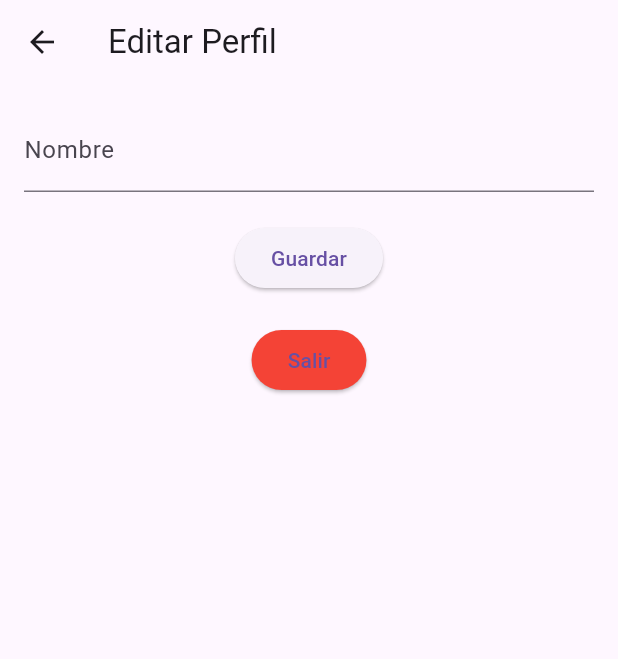
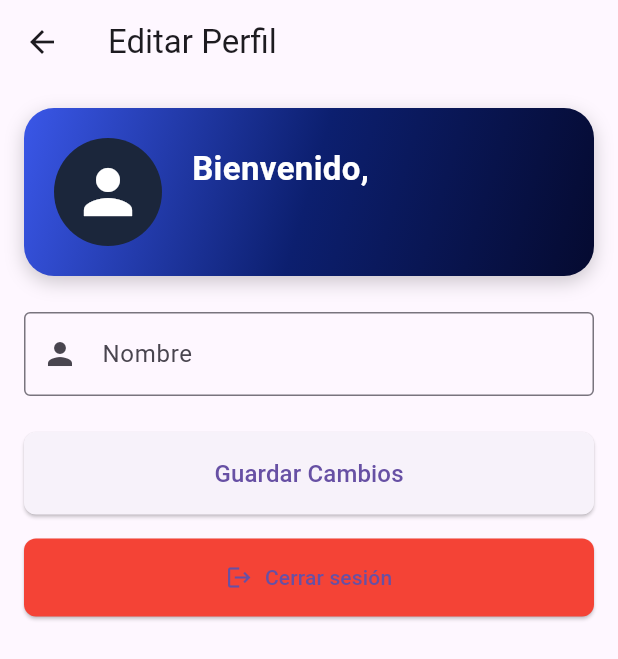
Before and after one commit to Alcander122/finaces, a Flutter app: the ProfileScreen screen opened by its route, on a phone screen of 412 x 824 dp. Shown: the top 659 px of the screen. Run offline on Flutter 3.47's test engine with Material 3 defaults, Android fonts, the phone set to English and light mode, and no system bars; our stand-ins replace cloud_firestore, firebase_auth, firebase_core, fl_chart, flutter_riverpod, google_sign_in and 5 more; accounts and stored records are empty.

```diff
--- a/lib/presentations/screens/home/home_screen.dart
+++ b/lib/presentations/screens/home/home_screen.dart
@@ -4,10 +4,8 @@ import 'package:finances/presentations/screens/ahorro/ahorro_screen.dart';
 import 'package:finances/presentations/screens/auth/LoginScreen.dart';
 import 'package:finances/presentations/screens/egreso/egresos_screen.dart';
 import 'package:finances/presentations/screens/portafolio/portafolio_screen.dart';
-import 'package:finances/utils/logger.dart';
 import 'package:flutter/material.dart';
 import 'package:flutter_riverpod/flutter_riverpod.dart';
-import 'package:finances/presentations/widgets/statistic_card.dart';
 import 'package:finances/presentations/widgets/menu_option.dart';
 import 'package:finances/core/data/providers/auth_provider.dart';
 import '../ingresos/ingresos_screen.dart';
@@ -152,6 +150,7 @@ class HomeScreen extends ConsumerWidget {
         borderRadius: BorderRadius.circular(20),
         boxShadow: [
           BoxShadow(
+            // ignore: deprecated_member_use
             color: Colors.black.withOpacity(0.3),
             blurRadius: 10,
             offset: Offset(0, 6),
@@ -238,7 +237,8 @@ class HomeScreen extends ConsumerWidget {
       width: 130,
       padding: const EdgeInsets.all(12),
       decoration: BoxDecoration(
-        color: Colors.white.withOpacity(0.05),
+        color: Colors.white.withValues(alpha: 0.05),
+
         borderRadius: BorderRadius.circular(18),
         border: Border.all(color: Colors.white10),
       ),
@@ -298,7 +298,8 @@ class HomeScreen extends ConsumerWidget {
           },
           child: CircleAvatar(
             radius: 26,
-            backgroundColor: color.withOpacity(0.3),
+            backgroundColor: color.withValues(alpha: 0.3),
+
             child: Icon(icon, color: color, size: 28),
           ),
         ),
--- a/lib/presentations/screens/profile/ProfileScreen.dart
+++ b/lib/presentations/screens/profile/ProfileScreen.dart
@@ -14,6 +14,7 @@ class ProfileScreen extends ConsumerStatefulWidget {
 class _ProfileScreenState extends ConsumerState<ProfileScreen> {
   final _formKey = GlobalKey<FormState>();
   final TextEditingController _nameController = TextEditingController();
+  bool _isSaving = false;
 
   @override
   void initState() {
@@ -25,47 +26,180 @@ class _ProfileScreenState extends ConsumerState<ProfileScreen> {
   }
 
   @override
+  void dispose() {
+    _nameController.dispose();
+    super.dispose();
+  }
+
+  @override
   Widget build(BuildContext context) {
+    final authState = ref.watch(authProvider);
     return Scaffold(
       appBar: AppBar(
         title: const Text('Editar Perfil'),
         leading: IconButton(
           icon: const Icon(Icons.arrow_back),
-          onPressed: () {
-            Navigator.pushReplacementNamed(context, AppRoutes.home);
-          },
+          onPressed: () => Navigator.pop(context),
         ),
       ),
       body: Padding(
         padding: const EdgeInsets.all(16.0),
         child: Form(
           key: _formKey,
-          child: Column(
+          child: ListView(
             children: [
+              _buildProfileInfo(authState.user),
+              const SizedBox(height: 24),
               TextFormField(
                 controller: _nameController,
-                decoration: const InputDecoration(labelText: 'Nombre'),
-                onSaved: (value) {
-                  _nameController.text = value ?? '';
-                },
+                decoration: const InputDecoration(
+                  labelText: 'Nombre',
+                  prefixIcon: Icon(Icons.person),
+                  border: OutlineInputBorder(),
                 ),
-              const SizedBox(height: 20),
+                validator: (value) => value?.isEmpty ?? true
+                    ? 'Por favor, ingresa un nombre'
+                    : null,
+                onSaved: (value) => _nameController.text = value ?? '',
+              ),
+              const SizedBox(height: 24),
               ElevatedButton(
-                onPressed: () async {
+                onPressed: _isSaving
+                    ? null
+                    : () async {
                         if (_formKey.currentState?.validate() ?? false) {
-                    _formKey.currentState?.save();
+                          setState(() => _isSaving = true);
+                          try {
                             await ref
                                 .read(authProvider.notifier)
                                 .updateDisplayName(_nameController.text);
+                            ScaffoldMessenger.of(context).showSnackBar(
+                              const SnackBar(
+                                content: Text('Perfil actualizado exitosamente'),
+                              ),
+                            );
                             Navigator.pop(context);
+                          } finally {
+                            setState(() => _isSaving = false);
+                          }
                         }
                       },
-                child: const Text('Guardar'),
+                style: ElevatedButton.styleFrom(
+                  shape: RoundedRectangleBorder(
+                    borderRadius: BorderRadius.circular(8),
                   ),
-              const SizedBox(height: 20),
-              ElevatedButton(
+                  padding: const EdgeInsets.symmetric(vertical: 16),
+                ),
+                child: _isSaving
+                    ? const SizedBox(
+                        width: 24,
+                        height: 24,
+                        child: CircularProgressIndicator(
+                          color: Colors.white,
+                          strokeWidth: 2,
+                        ),
+                      )
+                    : const Text(
+                        'Guardar Cambios',
+                        style: TextStyle(fontSize: 16),
+                      ),
+              ),
+              const SizedBox(height: 16),
+              ElevatedButton.icon(
+                icon: const Icon(Icons.logout),
+                label: const Text('Cerrar sesión'),
+                onPressed: () => _showLogoutDialog(context),
+                style: ElevatedButton.styleFrom(
+                  backgroundColor: Colors.red,
+                  shape: RoundedRectangleBorder(
+                    borderRadius: BorderRadius.circular(8),
+                  ),
+                  padding: const EdgeInsets.symmetric(vertical: 16),
+                ),
+              ),
+            ],
+          ),
+        ),
+      ),
+    );
+  }
+
+  Widget _buildProfileInfo(User? user) {
+    return Container(
+      padding: const EdgeInsets.all(20),
+      decoration: BoxDecoration(
+        gradient: const LinearGradient(
+          colors: [
+            Color(0xFF3A57E8),
+            Color(0xFF0C1F6F),
+            Color(0xFF050A30),
+          ],
+          begin: Alignment.topLeft,
+          end: Alignment.bottomRight,
+        ),
+        borderRadius: BorderRadius.circular(20),
+        boxShadow: [
+          BoxShadow(
+            color: Colors.black.withOpacity(0.2),
+            blurRadius: 10,
+            offset: const Offset(0, 4),
+          ),
+        ],
+      ),
+      child: Row(
+        children: [
+          const CircleAvatar(
+            radius: 36,
+            backgroundColor: Color(0xFF1B263B),
+            child: Icon(
+              Icons.person,
+              color: Colors.white,
+              size: 48,
+            ),
+          ),
+          const SizedBox(width: 20),
+          Expanded(
+            child: Column(
+              crossAxisAlignment: CrossAxisAlignment.start,
+              children: [
+                Text(
+                  'Bienvenido, ${user?.displayName ?? 'Sin nombre'}',
+                  style: const TextStyle(
+                    fontSize: 22,
+                    fontWeight: FontWeight.bold,
+                    color: Colors.white,
+                  ),
+                ),
+                const SizedBox(height: 8),
+                Text(
+                  user?.email ?? 'Sin email asociado',
+                  style: const TextStyle(
+                    fontSize: 16,
+                    color: Color(0xFF9BAEC8),
+                  ),
+                ),
+              ],
+            ),
+          ),
+        ],
+      ),
+    );
+  }
+
+  void _showLogoutDialog(BuildContext context) {
+    showDialog(
+      context: context,
+      builder: (context) => AlertDialog(
+        title: const Text('Cerrar sesión'),
+        content: const Text('¿Estás seguro de que quieres cerrar sesión?'),
+        actions: [
+          TextButton(
+            onPressed: () => Navigator.pop(context),
+            child: const Text('Cancelar'),
+          ),
+          TextButton(
             onPressed: () async {
-                  // Llamar al método signOut para eliminar el token y marcar la sesión como cerrada.
+              Navigator.pop(context);
               await ref.read(authProvider.notifier).signOut();
               Navigator.pushNamedAndRemoveUntil(
                 context,
@@ -73,14 +207,9 @@ class _ProfileScreenState extends ConsumerState<ProfileScreen> {
                 (Route<dynamic> route) => false,
               );
             },
-                style: ElevatedButton.styleFrom(
-                  backgroundColor: Colors.red,
-                ),
-                child: const Text('Salir'),
+            child: const Text('Cerrar sesión'),
           ),
         ],
-          ),
-        ),
       ),
     );
   }
```
Also changed, not shown: 1 other file. Lines whose indentation alone changed are shown as unchanged.
